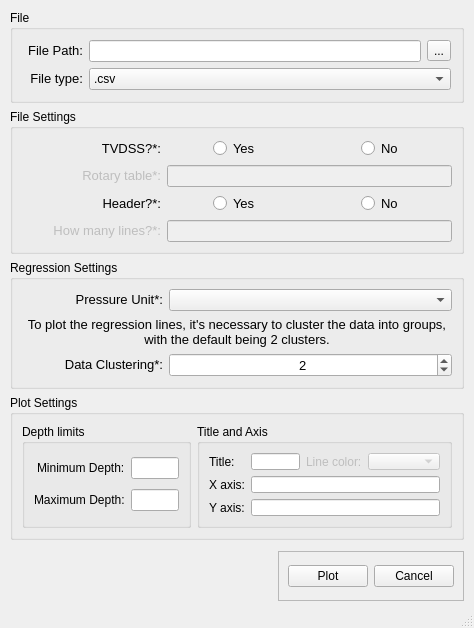
The window that src/main/python/interface/design/regression.ui (albano-a/GradPress) describes before a commit, drawn with Qt 5.
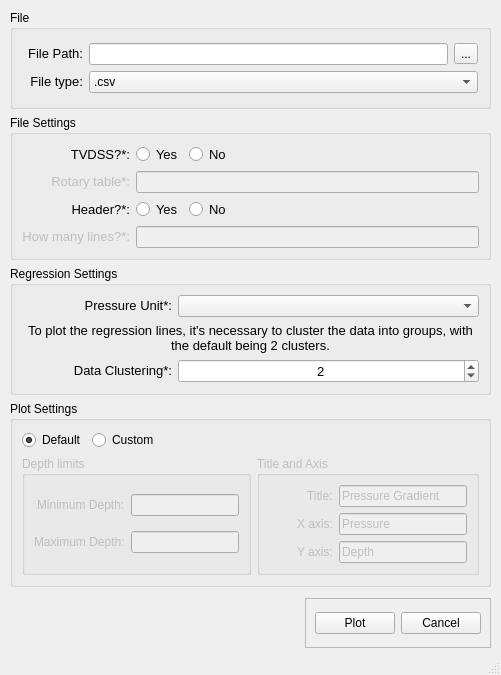
The same window after the commit. Icons and pictures are not drawn.

Patch:
```diff
--- a/src/main/python/interface/design/regression.ui
+++ b/src/main/python/interface/design/regression.ui
@@ -6,8 +6,8 @@
    <rect>
     <x>0</x>
     <y>0</y>
-    <width>474</width>
-    <height>596</height>
+    <width>501</width>
+    <height>675</height>
    </rect>
   </property>
   <property name="windowTitle">
@@ -184,16 +184,59 @@
       <property name="title">
        <string>Plot Settings</string>
       </property>
-      <layout class="QHBoxLayout" name="horizontalLayout_4">
+      <layout class="QVBoxLayout" name="verticalLayout_3">
        <item>
         <layout class="QHBoxLayout" name="horizontalLayout_2">
          <item>
-          <widget class="QGroupBox" name="groupBox_8">
-           <property name="maximumSize">
+          <widget class="QRadioButton" name="defaultRadioButton">
+           <property name="text">
+            <string>Default</string>
+           </property>
+           <property name="checked">
+            <bool>true</bool>
+           </property>
+           <attribute name="buttonGroup">
+            <string notr="true">settingsButtonGroup</string>
+           </attribute>
+          </widget>
+         </item>
+         <item>
+          <widget class="QRadioButton" name="customRadioButton">
+           <property name="text">
+            <string>Custom</string>
+           </property>
+           <attribute name="buttonGroup">
+            <string notr="true">settingsButtonGroup</string>
+           </attribute>
+          </widget>
+         </item>
+         <item>
+          <spacer name="horizontalSpacer">
+           <property name="orientation">
+            <enum>Qt::Horizontal</enum>
+           </property>
+           <property name="sizeHint" stdset="0">
             <size>
-             <width>250</width>
-             <height>16777215</height>
+             <width>40</width>
+             <height>20</height>
             </size>
+           </property>
+          </spacer>
+         </item>
+        </layout>
+       </item>
+       <item>
+        <layout class="QHBoxLayout" name="horizontalLayout_3">
+         <item>
+          <widget class="QGroupBox" name="depth_limit_groupbox">
+           <property name="enabled">
+            <bool>false</bool>
+           </property>
+           <property name="sizePolicy">
+            <sizepolicy hsizetype="Expanding" vsizetype="Preferred">
+             <horstretch>0</horstretch>
+             <verstretch>0</verstretch>
+            </sizepolicy>
            </property>
            <property name="title">
             <string>Depth limits</string>
@@ -203,6 +246,9 @@
              <layout class="QGridLayout" name="gridLayout_6">
               <item row="0" column="0" alignment="Qt::AlignRight">
                <widget class="QLabel" name="label_11">
+                <property name="enabled">
+                 <bool>false</bool>
+                </property>
                 <property name="font">
                  <font>
                   <pointsize>9</pointsize>
@@ -214,7 +260,11 @@
                </widget>
               </item>
               <item row="0" column="1">
-               <widget class="QLineEdit" name="inputProfMin"/>
+               <widget class="QLineEdit" name="inputProfMin">
+                <property name="enabled">
+                 <bool>false</bool>
+                </property>
+               </widget>
               </item>
               <item row="1" column="0" alignment="Qt::AlignRight">
                <widget class="QLabel" name="label_13">
@@ -237,29 +287,42 @@
           </widget>
          </item>
          <item>
-          <widget class="QGroupBox" name="groupBox_9">
+          <widget class="QGroupBox" name="title_axis_groupbox">
+           <property name="enabled">
+            <bool>false</bool>
+           </property>
+           <property name="sizePolicy">
+            <sizepolicy hsizetype="Expanding" vsizetype="Preferred">
+             <horstretch>0</horstretch>
+             <verstretch>0</verstretch>
+            </sizepolicy>
+           </property>
            <property name="title">
             <string>Title and Axis</string>
            </property>
            <layout class="QHBoxLayout" name="horizontalLayout_5">
             <item>
              <layout class="QGridLayout" name="gridLayout_7">
-              <item row="0" column="2">
-               <widget class="QLabel" name="label_14">
-                <property name="enabled">
-                 <bool>false</bool>
-                </property>
+              <item row="1" column="0" alignment="Qt::AlignRight">
+               <widget class="QLabel" name="label_17">
                 <property name="font">
                  <font>
                   <pointsize>9</pointsize>
                  </font>
                 </property>
                 <property name="text">
-                 <string>Line color:</string>
+                 <string>X axis:</string>
                 </property>
                </widget>
               </item>
-              <item row="2" column="0">
+              <item row="2" column="1" colspan="2">
+               <widget class="QLineEdit" name="inputPlotYAxis">
+                <property name="text">
+                 <string>Depth</string>
+                </property>
+               </widget>
+              </item>
+              <item row="2" column="0" alignment="Qt::AlignRight">
                <widget class="QLabel" name="label_15">
                 <property name="font">
                  <font>
@@ -271,10 +334,14 @@
                 </property>
                </widget>
               </item>
-              <item row="2" column="1" colspan="4">
-               <widget class="QLineEdit" name="inputPlotYAxis"/>
+              <item row="1" column="1" colspan="2">
+               <widget class="QLineEdit" name="inputPlotXAxis">
+                <property name="text">
+                 <string>Pressure</string>
+                </property>
+               </widget>
               </item>
-              <item row="0" column="0">
+              <item row="0" column="0" alignment="Qt::AlignRight">
                <widget class="QLabel" name="label_16">
                 <property name="font">
                  <font>
@@ -286,35 +353,10 @@
                 </property>
                </widget>
               </item>
-              <item row="1" column="1" colspan="4">
-               <widget class="QLineEdit" name="inputPlotXAxis"/>
-              </item>
-              <item row="0" column="1">
+              <item row="0" column="1" colspan="2">
                <widget class="QLineEdit" name="inputPlotTitle">
-                <property name="maximumSize">
-                 <size>
-                  <width>150</width>
-                  <height>16777215</height>
-                 </size>
-                </property>
-               </widget>
-              </item>
-              <item row="1" column="0">
-               <widget class="QLabel" name="label_17">
-                <property name="font">
-                 <font>
-                  <pointsize>9</pointsize>
-                 </font>
-                </property>
                 <property name="text">
-                 <string>X axis:</string>
-                </property>
-               </widget>
-              </item>
-              <item row="0" column="3" colspan="2">
-               <widget class="QComboBox" name="lineColorComboBox">
-                <property name="enabled">
-                 <bool>false</bool>
+                 <string>Pressure Gradient</string>
                 </property>
                </widget>
               </item>
@@ -447,51 +489,6 @@
       <layout class="QVBoxLayout" name="verticalLayout_2">
        <item>
         <layout class="QGridLayout" name="gridLayout_8">
-         <item row="0" column="0">
-          <widget class="QLabel" name="label_18">
-           <property name="font">
-            <font>
-             <pointsize>10</pointsize>
-            </font>
-           </property>
-           <property name="mouseTracking">
-            <bool>true</bool>
-           </property>
-           <property name="statusTip">
-            <string>Profundidade em cota é igual a mesa rotativa menos a profundidade medida.</string>
-           </property>
-           <property name="styleSheet">
-            <string notr="true">QLabel {
-	border: None
-}</string>
-           </property>
-           <property name="text">
-            <string>&lt;html&gt;&lt;head/&gt;&lt;body&gt;&lt;p align=&quot;right&quot;&gt;TVDSS?*:&lt;/p&gt;&lt;/body&gt;&lt;/html&gt;</string>
-           </property>
-          </widget>
-         </item>
-         <item row="0" column="1" alignment="Qt::AlignHCenter">
-          <widget class="QRadioButton" name="cotaProfSim">
-           <property name="font">
-            <font>
-             <pointsize>10</pointsize>
-            </font>
-           </property>
-           <property name="text">
-            <string>Yes</string>
-           </property>
-           <attribute name="buttonGroup">
-            <string notr="true">cotaButtonGroup</string>
-           </attribute>
-          </widget>
-         </item>
-         <item row="1" column="1" colspan="2">
-          <widget class="QLineEdit" name="inputMesaRotativa">
-           <property name="enabled">
-            <bool>false</bool>
-           </property>
-          </widget>
-         </item>
          <item row="1" column="0">
           <widget class="QLabel" name="labelMesaRotativa">
            <property name="enabled">
@@ -518,6 +515,44 @@
            </property>
           </widget>
          </item>
+         <item row="0" column="1" alignment="Qt::AlignHCenter">
+          <widget class="QRadioButton" name="cotaProfSim">
+           <property name="font">
+            <font>
+             <pointsize>10</pointsize>
+            </font>
+           </property>
+           <property name="text">
+            <string>Yes</string>
+           </property>
+           <attribute name="buttonGroup">
+            <string notr="true">cotaButtonGroup</string>
+           </attribute>
+          </widget>
+         </item>
+         <item row="0" column="0">
+          <widget class="QLabel" name="label_18">
+           <property name="font">
+            <font>
+             <pointsize>10</pointsize>
+            </font>
+           </property>
+           <property name="mouseTracking">
+            <bool>true</bool>
+           </property>
+           <property name="statusTip">
+            <string>Profundidade em cota é igual a mesa rotativa menos a profundidade medida.</string>
+           </property>
+           <property name="styleSheet">
+            <string notr="true">QLabel {
+	border: None
+}</string>
+           </property>
+           <property name="text">
+            <string>&lt;html&gt;&lt;head/&gt;&lt;body&gt;&lt;p align=&quot;right&quot;&gt;TVDSS?*:&lt;/p&gt;&lt;/body&gt;&lt;/html&gt;</string>
+           </property>
+          </widget>
+         </item>
          <item row="2" column="0">
           <widget class="QLabel" name="label_19">
            <property name="font">
@@ -541,21 +576,6 @@
            </property>
           </widget>
          </item>
-         <item row="2" column="2" alignment="Qt::AlignHCenter">
-          <widget class="QRadioButton" name="headerNao">
-           <property name="font">
-            <font>
-             <pointsize>10</pointsize>
-            </font>
-           </property>
-           <property name="text">
-            <string>No</string>
-           </property>
-           <attribute name="buttonGroup">
-            <string notr="true">headerButtonGroup</string>
-           </attribute>
-          </widget>
-         </item>
          <item row="3" column="0">
           <widget class="QLabel" name="labelHeaderLines">
            <property name="enabled">
@@ -582,6 +602,36 @@
            </property>
           </widget>
          </item>
+         <item row="2" column="2" alignment="Qt::AlignHCenter">
+          <widget class="QRadioButton" name="headerNao">
+           <property name="font">
+            <font>
+             <pointsize>10</pointsize>
+            </font>
+           </property>
+           <property name="text">
+            <string>No</string>
+           </property>
+           <attribute name="buttonGroup">
+            <string notr="true">headerButtonGroup</string>
+           </attribute>
+          </widget>
+         </item>
+         <item row="0" column="2" alignment="Qt::AlignHCenter">
+          <widget class="QRadioButton" name="cotaProfNao">
+           <property name="font">
+            <font>
+             <pointsize>10</pointsize>
+            </font>
+           </property>
+           <property name="text">
+            <string>No</string>
+           </property>
+           <attribute name="buttonGroup">
+            <string notr="true">cotaButtonGroup</string>
+           </attribute>
+          </widget>
+         </item>
          <item row="2" column="1" alignment="Qt::AlignHCenter">
           <widget class="QRadioButton" name="headerSim">
            <property name="font">
@@ -597,28 +647,33 @@
            </attribute>
           </widget>
          </item>
-         <item row="3" column="1" colspan="2">
+         <item row="0" column="3">
+          <spacer name="horizontalSpacer_2">
+           <property name="orientation">
+            <enum>Qt::Horizontal</enum>
+           </property>
+           <property name="sizeHint" stdset="0">
+            <size>
+             <width>40</width>
+             <height>20</height>
+            </size>
+           </property>
+          </spacer>
+         </item>
+         <item row="1" column="1" colspan="3">
+          <widget class="QLineEdit" name="inputMesaRotativa">
+           <property name="enabled">
+            <bool>false</bool>
+           </property>
+          </widget>
+         </item>
+         <item row="3" column="1" colspan="3">
           <widget class="QLineEdit" name="inputHeaderLines">
            <property name="enabled">
             <bool>false</bool>
            </property>
           </widget>
          </item>
-         <item row="0" column="2" alignment="Qt::AlignHCenter">
-          <widget class="QRadioButton" name="cotaProfNao">
-           <property name="font">
-            <font>
-             <pointsize>10</pointsize>
-            </font>
-           </property>
-           <property name="text">
-            <string>No</string>
-           </property>
-           <attribute name="buttonGroup">
-            <string notr="true">cotaButtonGroup</string>
-           </attribute>
-          </widget>
-         </item>
         </layout>
        </item>
       </layout>
@@ -631,7 +686,7 @@
     <rect>
      <x>0</x>
      <y>0</y>
-     <width>474</width>
+     <width>501</width>
      <height>21</height>
     </rect>
    </property>
```
Left out of the diff: 4 changed lines with no effect on the pictures.
